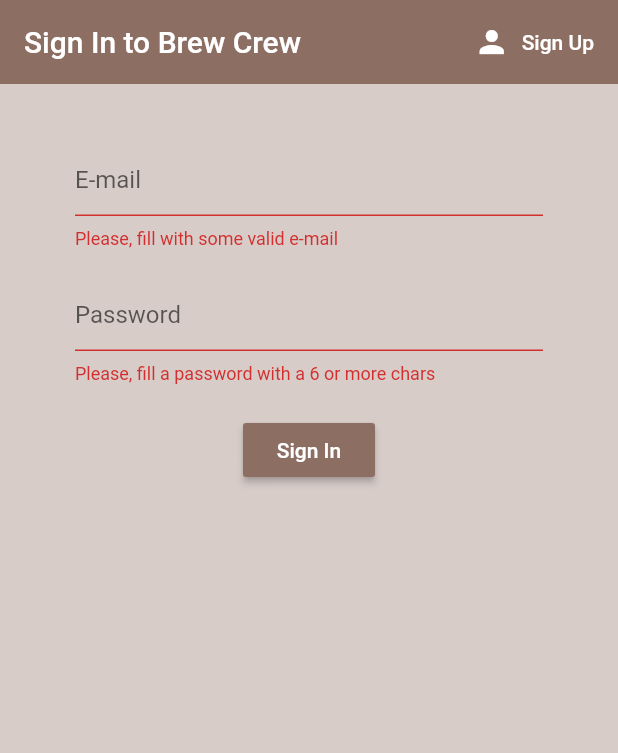
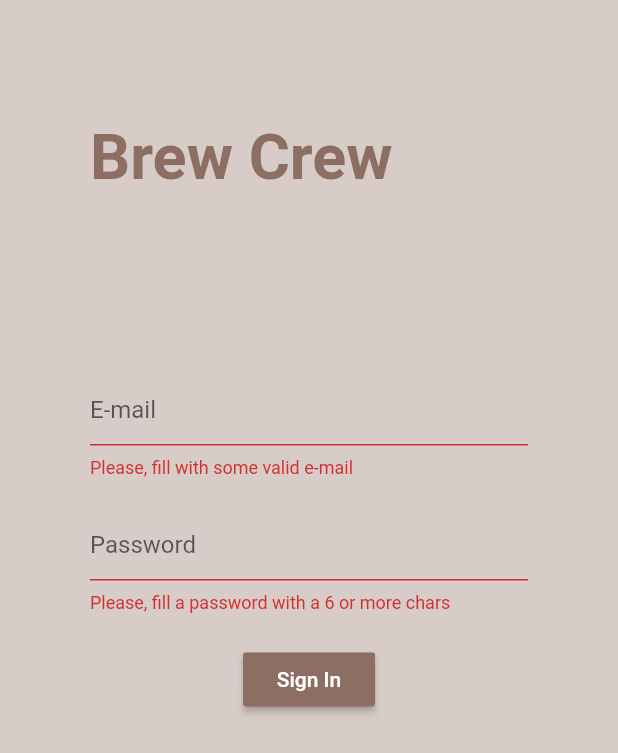
Before and after one commit to Victor-Fiamoncini/brew-crew, a Flutter app: the screen it shows after launch, after a tap on "Sign In", on a phone screen of 412 x 824 dp. Shown: the top 753 px of the screen. Run offline on Flutter 3.47's test engine with Material 2 defaults, Android fonts, the phone set to English and light mode, and no system bars; our stand-ins replace cloud_firestore, firebase_auth, flutter_spinkit; accounts and stored records are empty; Roboto replaces fonts that are missing (Google).

Commit message:
feat: add custom app bar

```diff
--- a/lib/main.dart
+++ b/lib/main.dart
@@ -1,4 +1,5 @@
 import 'package:flutter/material.dart';
+import 'package:flutter/services.dart';
 import 'package:provider/provider.dart';
 
 import 'package:brew_crew/pages/wrapper.dart';
@@ -16,6 +17,12 @@ class MyApp extends StatelessWidget {
       value: FirebaseAuthService().user,
       child: MaterialApp(
         debugShowCheckedModeBanner: false,
+        theme: ThemeData(
+          primaryColor: Colors.brown[100],
+          accentColor: Colors.brown[400],
+          fontFamily: 'Google',
+          brightness: Brightness.light,
+        ),
         home: Wrapper(),
       ),
     );
--- a/lib/pages/sign_in/sign_in.dart
+++ b/lib/pages/sign_in/sign_in.dart
@@ -1,5 +1,6 @@
 import 'package:flutter/material.dart';
 
+import 'package:brew_crew/widgets/brew_app_bar.dart';
 import 'package:brew_crew/widgets/loading.dart';
 
 import 'package:brew_crew/services/firebase_auth_service.dart';
@@ -64,33 +65,45 @@ class _SignInState extends State<SignIn> {
     }
 
     return Scaffold(
-      backgroundColor: Colors.brown[100],
-      appBar: AppBar(
-        backgroundColor: Colors.brown[400],
-        elevation: 0,
-        title: const Text('Sign In to Brew Crew'),
-        actions: [
-          FlatButton.icon(
-            onPressed: () {
-              widget.toggleGuestView();
-            },
-            icon: const Icon(
-              Icons.person,
-              color: Colors.white,
-            ),
-            label: const Text(
-              'Sign Up',
-              style: TextStyle(color: Colors.white),
+      backgroundColor: Theme.of(context).primaryColor,
+      appBar: BrewAppBar(),
+      // appBar: AppBar(
+      //   backgroundColor: Colors.brown[400],
+      //   elevation: 0,
+      //   title: const Text('Sign In to Brew Crew'),
+      //   actions: [
+      //     FlatButton.icon(
+      //       onPressed: () {
+      //         widget.toggleGuestView();
+      //       },
+      //       icon: const Icon(
+      //         Icons.person,
+      //         color: Colors.white,
+      //       ),
+      //       label: const Text(
+      //         'Sign Up',
+      //         style: TextStyle(color: Colors.white),
+      //       ),
+      //     ),
+      //   ],
+      // ),
+      body: Container(
+        padding: const EdgeInsets.symmetric(horizontal: 60, vertical: 80),
+        child: Column(
+          children: [
+            Align(
+              alignment: Alignment.centerLeft,
+              child: Text(
+                'Brew Crew',
+                style: TextStyle(
+                  color: Theme.of(context).accentColor,
+                  fontSize: 42,
+                  fontWeight: FontWeight.bold,
                 ),
               ),
-        ],
             ),
-      body: Container(
-        padding: const EdgeInsets.symmetric(
-          vertical: 20,
-          horizontal: 50,
-        ),
-        child: Form(
+            const SizedBox(height: 100),
+            Form(
               key: _signInFormKey,
               child: Column(
                 children: [
@@ -153,6 +166,8 @@ class _SignInState extends State<SignIn> {
                 ],
               ),
             ),
+          ],
+        ),
       ),
     );
   }
--- /dev/null
+++ b/lib/widgets/brew_app_bar.dart
@@ -0,0 +1,18 @@
+import 'package:flutter/material.dart';
+
+class BrewAppBar extends StatelessWidget implements PreferredSizeWidget {
+  @override
+  Size get preferredSize => const Size.fromHeight(0);
+
+  @override
+  Widget build(BuildContext context) {
+    return PreferredSize(
+      preferredSize: preferredSize,
+      child: AppBar(
+        backgroundColor: Theme.of(context).accentColor,
+        brightness: Brightness.dark,
+        elevation: 0,
+      ),
+    );
+  }
+}
```
Lines whose indentation alone changed are shown as unchanged.
